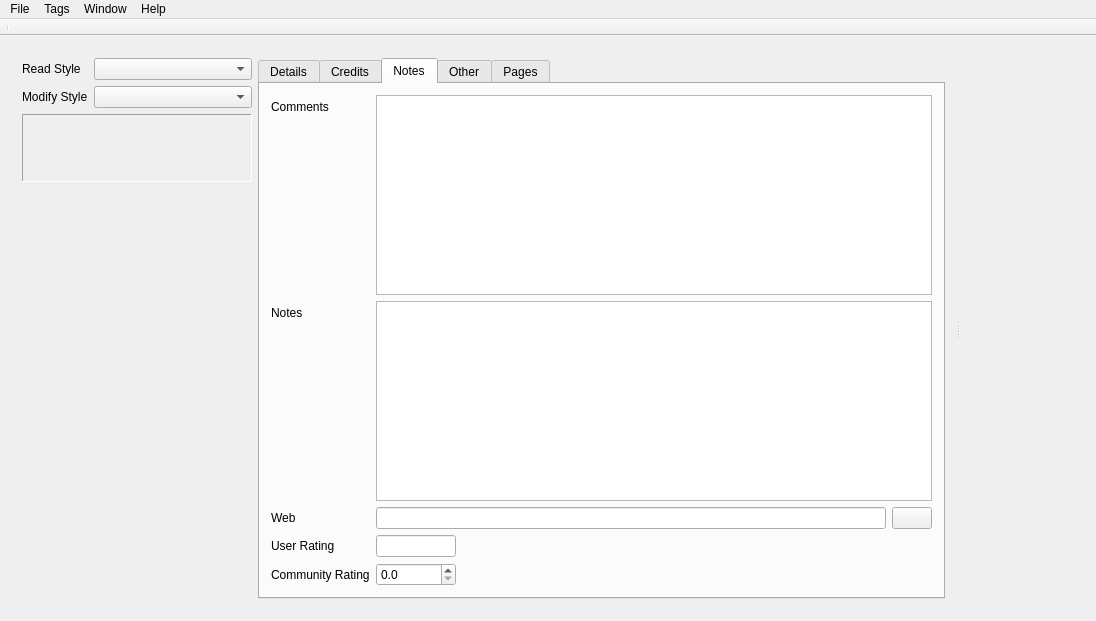
This is comictaggerlib/ui/taggerwindow.ui in comictagger/comictagger as Qt 5 draws it before an edit. The edited form follows.
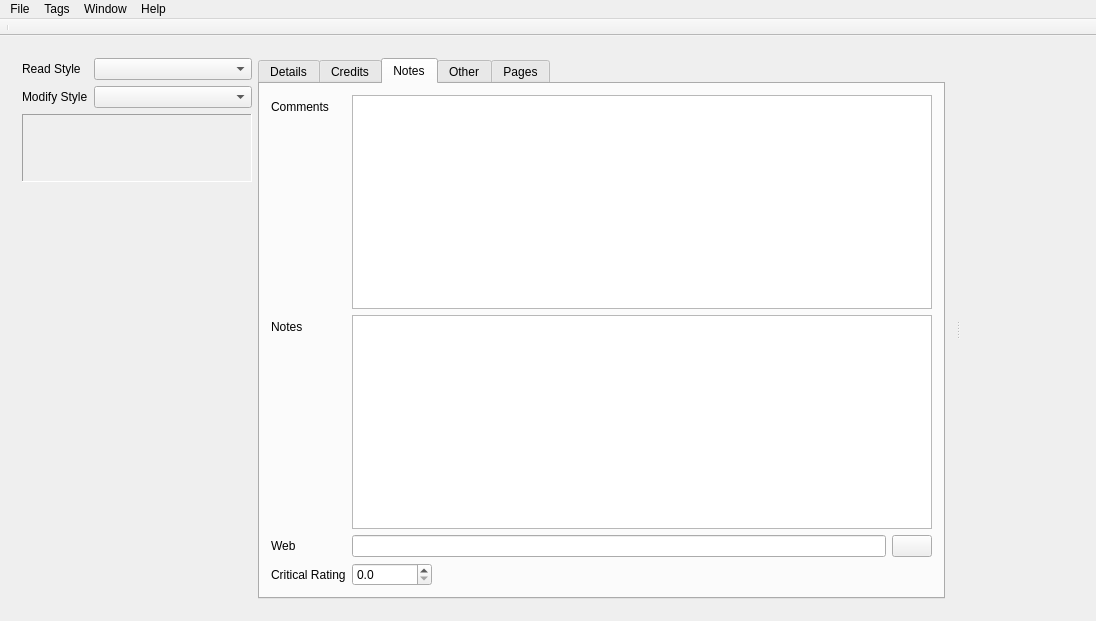
This is the edited form. The open tabs and pages were chosen to show the change.

Commit message:
Fix community rating
The user rating control is replaced with critical rating which is now
represented as a float.
utils.xlate has been updated to have an is_float parameter
Metadata is reloaded on save so that changes can be seen
e.g. for CBL tags the critical rating field only stores integers

What changed in the file:
```diff
--- a/comictaggerlib/ui/taggerwindow.ui
+++ b/comictaggerlib/ui/taggerwindow.ui
@@ -964,36 +964,10 @@
                   </item>
                  </layout>
                 </item>
-                <item row="3" column="0">
-                 <widget class="QLabel" name="userRatingLabel">
-                  <property name="text">
-                   <string>User Rating</string>
-                  </property>
-                 </widget>
-                </item>
-                <item row="3" column="1">
-                 <widget class="QLineEdit" name="leCriticalRating">
-                  <property name="sizePolicy">
-                   <sizepolicy hsizetype="Fixed" vsizetype="Fixed">
-                    <horstretch>0</horstretch>
-                    <verstretch>0</verstretch>
-                   </sizepolicy>
-                  </property>
-                  <property name="maximumSize">
-                   <size>
-                    <width>80</width>
-                    <height>16777215</height>
-                   </size>
-                  </property>
-                  <property name="acceptDrops">
-                   <bool>false</bool>
-                  </property>
-                 </widget>
-                </item>
                 <item row="4" column="0">
                  <widget class="QLabel" name="lblCommunityRating">
                   <property name="text">
-                   <string>Community Rating</string>
+                   <string>Critical Rating</string>
                   </property>
                  </widget>
                 </item>
```
Left out of the diff: 4 changed lines with no effect on the pictures. The commit also changes 7 other files.
